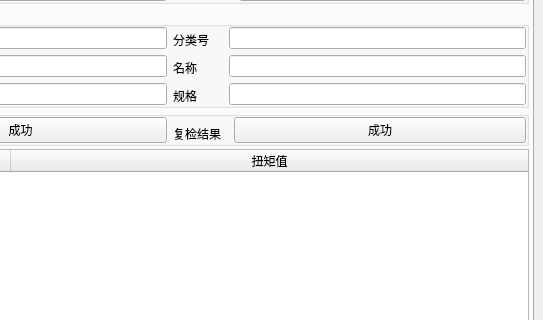
First picture: the form in ui/toolkit.ui, repository masami10/ts013_toolkits, before the edit; both pictures show x 713 to 1256 and y 164 to 484 of the 1256 by 859 pixel window.
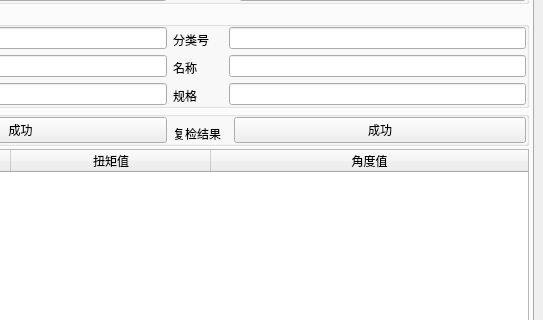
Second picture: the form after the edit.

Diff of the .ui file:
```diff
--- a/ui/toolkit.ui
+++ b/ui/toolkit.ui
@@ -602,6 +602,11 @@
                 <string>扭矩值</string>
                </property>
               </column>
+              <column>
+               <property name="text">
+                <string>角度值</string>
+               </property>
+              </column>
              </widget>
             </item>
             <item>
```
